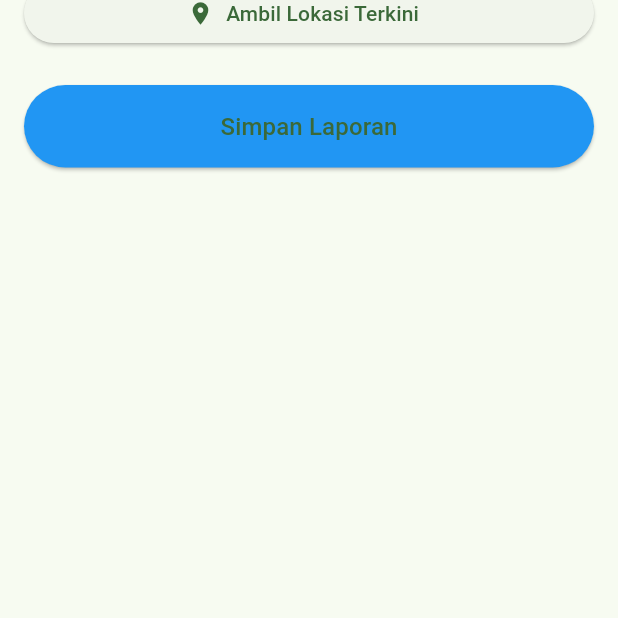
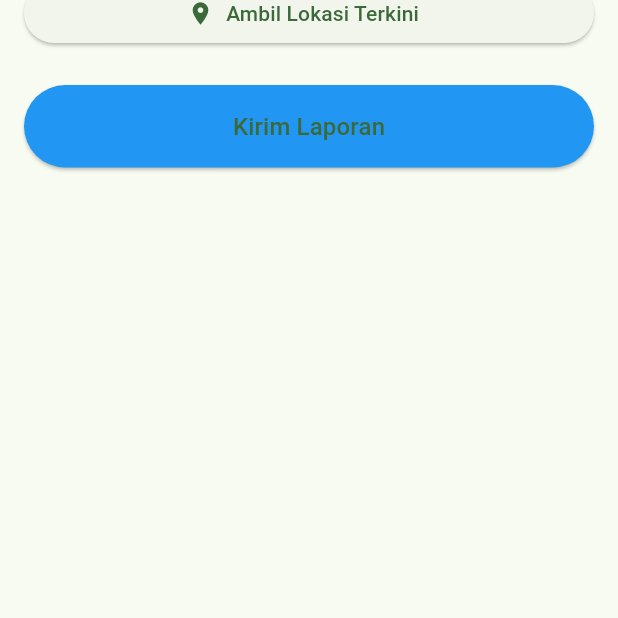
Before and after one commit to safitriadelia339-dev/UAS_EcoPatrol, a Flutter app: the AddReportScreen screen opened by its route, after a tap on "Ambil Lokasi Terkini", on a phone screen of 412 x 824 dp, the part 539-1157 px from its top. Run offline on Flutter 3.47's test engine with Material 3 defaults, Android fonts, the phone set to English and light mode, and no system bars; our stand-ins replace flutter_riverpod, geolocator, image_picker.

Commit message:
edit file add_report_screen.dart

```diff
--- a/lib/Screens/add_report_screen.dart
+++ b/lib/Screens/add_report_screen.dart
@@ -30,7 +30,7 @@ class _AddReportScreenState extends ConsumerState<AddReportScreen> {
     super.dispose();
   }
 
-  // ===== AMBIL FOTO =====
+  //fungsi ambil foto
   Future<void> _pickImage(ImageSource source) async {
     final picker = ImagePicker();
     final pickedFile = await picker.pickImage(source: source);
@@ -42,12 +42,12 @@ class _AddReportScreenState extends ConsumerState<AddReportScreen> {
     }
   }
 
-  // ===== DIALOG PILIH SUMBER FOTO =====
+  //fungsi pilih sumber foto
   void _showImageSourceDialog() {
     showDialog(
       context: context,
       builder: (context) => AlertDialog(
-        title: const Text("Pilih Sumber Foto"),
+        title: const Text("Pilih Foto"),
         content: Column(
           mainAxisSize: MainAxisSize.min,
           children: [
@@ -73,15 +73,21 @@ class _AddReportScreenState extends ConsumerState<AddReportScreen> {
     );
   }
 
-  // ===== AMBIL LOKASI GPS =====
+  //fungsi ambil lokasi
   Future<void> _getLocation() async {
-    // Cek permission
+    //cek gps aktif/tidak
+    bool serviceEnabled = await Geolocator.isLocationServiceEnabled();
+    if (!serviceEnabled) {
+      _showMessage("GPS tidak aktif, Mohon aktifkan GPS");
+      return;
+    }
+    //cek permission
     LocationPermission permission = await Geolocator.checkPermission();
     if (permission == LocationPermission.denied) {
       permission = await Geolocator.requestPermission();
     }
 
-    // Ambil koordinat
+    //ambil koordinat
     Position position = await Geolocator.getCurrentPosition();
     setState(() {
       _latitude = position.latitude;
@@ -89,7 +95,7 @@ class _AddReportScreenState extends ConsumerState<AddReportScreen> {
     });
   }
 
-  // ===== SIMPAN LAPORAN =====
+  //menyimpan laporan
   void _submitReport() {
     // Validasi
     if (_titleController.text.isEmpty) {
@@ -105,7 +111,7 @@ class _AddReportScreenState extends ConsumerState<AddReportScreen> {
       return;
     }
 
-    // Buat objek laporan
+    //Buat objek laporan
     final newReport = ReportModel(
       id: DateTime.now().millisecondsSinceEpoch.toString(),
       title: _titleController.text,
@@ -117,7 +123,7 @@ class _AddReportScreenState extends ConsumerState<AddReportScreen> {
       createdAt: DateTime.now(),
     );
 
-    // Simpan ke provider
+    //menyimpan ke provider
     ref.read(reportProvider.notifier).addReport(newReport);
 
     // Kembali ke dashboard
@@ -137,7 +143,7 @@ class _AddReportScreenState extends ConsumerState<AddReportScreen> {
         child: Column(
           crossAxisAlignment: CrossAxisAlignment.stretch,
           children: [
-            // INPUT JUDUL
+            //input jdul
             TextField(
               controller: _titleController,
               decoration: const InputDecoration(
@@ -147,7 +153,7 @@ class _AddReportScreenState extends ConsumerState<AddReportScreen> {
             ),
             const SizedBox(height: 16),
 
-            // INPUT DESKRIPSI
+            //input desc
             TextField(
               controller: _descController,
               maxLines: 3,
@@ -158,7 +164,7 @@ class _AddReportScreenState extends ConsumerState<AddReportScreen> {
             ),
             const SizedBox(height: 16),
 
-            // TOMBOL AMBIL FOTO
+            //tombol ambil foto
             ElevatedButton.icon(
               onPressed: _showImageSourceDialog,
               icon: const Icon(Icons.camera_alt),
@@ -166,7 +172,7 @@ class _AddReportScreenState extends ConsumerState<AddReportScreen> {
             ),
             const SizedBox(height: 16),
 
-            // PREVIEW FOTO
+            //preview foto
             if (_imageFile != null)
               ClipRRect(
                 borderRadius: BorderRadius.circular(12),
@@ -174,7 +180,7 @@ class _AddReportScreenState extends ConsumerState<AddReportScreen> {
               ),
             const SizedBox(height: 16),
 
-            // TOMBOL AMBIL LOKASI
+            //tombol ambil lokasi
             ElevatedButton.icon(
               onPressed: _getLocation,
               icon: const Icon(Icons.location_on),
@@ -186,7 +192,7 @@ class _AddReportScreenState extends ConsumerState<AddReportScreen> {
               ),
             ),
 
-            // TAMPILKAN KOORDINAT
+            //menampilkan koordinat lokasi
             if (_latitude != null)
               Padding(
                 padding: const EdgeInsets.only(top: 8),
@@ -199,7 +205,7 @@ class _AddReportScreenState extends ConsumerState<AddReportScreen> {
               ),
             const SizedBox(height: 24),
 
-            // TOMBOL SIMPAN
+            //kirim laporan
             ElevatedButton(
               onPressed: _submitReport,
               style: ElevatedButton.styleFrom(
@@ -207,7 +213,7 @@ class _AddReportScreenState extends ConsumerState<AddReportScreen> {
                 backgroundColor: Colors.blue,
               ),
               child: const Text(
-                "Simpan Laporan",
+                "Kirim Laporan",
                 style: TextStyle(fontSize: 16),
               ),
             ),
```
Also changed, not shown: 1 other file.
